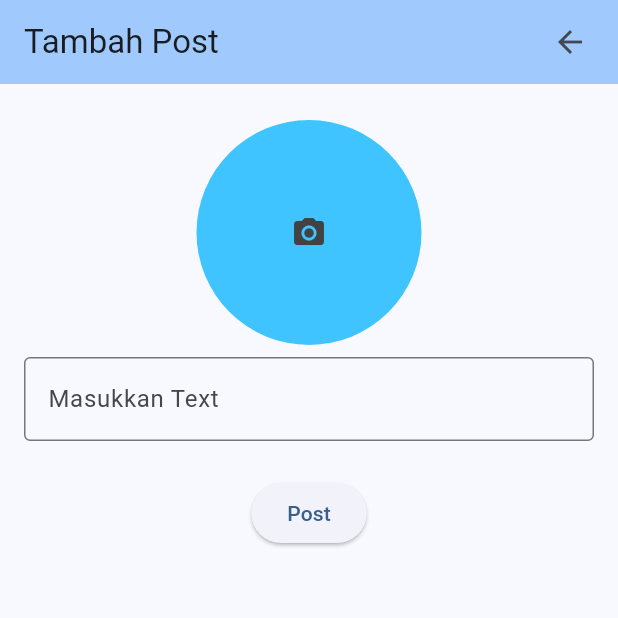
After one commit to SrFebry/fasum, a Flutter app: the screen it shows once a user with an empty profile is signed in, after a tap on the "add" icon, on a phone screen of 412 x 824 dp, the top half of it. The commit adds this screen. Run offline on Flutter 3.47's test engine with Material 3 defaults, Android fonts, the phone set to English and light mode, and no system bars; our stand-ins replace firebase_auth, firebase_core, google_sign_in, image_picker; accounts and stored records are empty.

Commit message:
Menambah Post Screen 1
menambahkan post screen

```diff
--- a/lib/screens/home_screen.dart
+++ b/lib/screens/home_screen.dart
@@ -1,6 +1,8 @@
+import 'package:fasum/screens/post_screen.dart';
 import 'package:flutter/material.dart';
 import 'package:firebase_auth/firebase_auth.dart';
 import 'package:fasum/screens/sign_in_screen.dart';
+
 class HomeScreen extends StatelessWidget {
   const HomeScreen({super.key});
   Future<void> signOut(BuildContext context) async {
@@ -8,6 +10,7 @@ class HomeScreen extends StatelessWidget {
     Navigator.of(context).pushReplacement(
         MaterialPageRoute(builder: (context) => SignInScreen()));
   }
+
   @override
   Widget build(BuildContext context) {
     return Scaffold(
@@ -26,6 +29,13 @@ class HomeScreen extends StatelessWidget {
       body: const Center(
         child: Text('You have logged In'),
       ),
+      floatingActionButton: IconButton(
+        onPressed: () {
+          Navigator.of(context).pushReplacement(
+              MaterialPageRoute(builder: (context) => PostScreen()));
+        },
+        icon: const Icon(Icons.add),
+      ),
     );
   }
 }
--- /dev/null
+++ b/lib/screens/post_screen.dart
@@ -0,0 +1,91 @@
+import 'dart:io';
+import 'package:fasum/screens/home_screen.dart';
+import 'package:flutter/material.dart';
+import 'package:image_picker/image_picker.dart';
+
+class PostScreen extends StatefulWidget {
+  const PostScreen({super.key});
+
+  @override
+  State<PostScreen> createState() => _PostScreenState();
+}
+
+class _PostScreenState extends State<PostScreen> {
+  final _textcontroller = TextEditingController();
+  final ImagePicker _picker = ImagePicker();
+  XFile? _image;
+
+  @override
+  Widget build(BuildContext context) {
+    return Scaffold(
+      appBar: AppBar(
+        title: const Text('Tambah Post'),
+        backgroundColor: Theme.of(context).colorScheme.inversePrimary,
+        actions: [
+          Padding(
+            padding: const EdgeInsets.only(right: 8.0),
+            child: IconButton(
+              onPressed: () async => Navigator.of(context).pushReplacement(
+                MaterialPageRoute(builder: (context) => const HomeScreen()),
+              ),
+              icon: const Icon(Icons.arrow_back),
+            ),
+          ),
+        ],
+      ),
+      body: Padding(
+        padding: const EdgeInsets.all(16.0),
+        child: Column(children: [
+          Padding(
+            padding: const EdgeInsets.all(8.0),
+            child: Column(
+              children: [
+                GestureDetector(
+                  onTap: () async {
+                    final pickedFile =
+                        await _picker.pickImage(source: ImageSource.camera);
+                    if (pickedFile != null) {
+                      setState(() {
+                        _image = pickedFile;
+                      });
+                    }
+                  },
+                  child: Container(
+                    decoration: BoxDecoration(
+                        color: Colors.lightBlueAccent,
+                        borderRadius: BorderRadius.circular(90)),
+                    width: 150,
+                    height: 150,
+                    child: _image != null
+                        ? Image.file(File(_image!.path))
+                        : Icon(
+                            Icons.camera_alt,
+                            color: Colors.grey[800],
+                          ),
+                  ),
+                ),
+              ],
+            ),
+          ),
+          TextField(
+            controller: _textcontroller,
+            decoration: const InputDecoration(
+              labelText: 'Masukkan Text',
+              border: OutlineInputBorder(),
+            ),
+          ),
+          const SizedBox(height: 16.0),
+          Padding(
+            padding: const EdgeInsets.all(8.0),
+            child: ElevatedButton(
+                onPressed: () {
+                  Navigator.of(context).pushReplacement(MaterialPageRoute(
+                      builder: (context) => const HomeScreen()));
+                },
+                child: const Text('Post')),
+          ),
+        ]),
+      ),
+    );
+  }
+}
--- a/pubspec.yaml
+++ b/pubspec.yaml
@@ -38,6 +38,8 @@ dependencies:
   firebase_core: ^2.27.2
   firebase_auth: ^4.18.0
   google_sign_in: ^6.2.1
+  image_picker: ^1.1.1
+  camera: ^0.10.6
 
 dev_dependencies:
   flutter_test:
```
Also changed, not shown: lib/screens/sign_in_screen.dart (+9 -32 lines), pubspec.lock, 6 other files.
